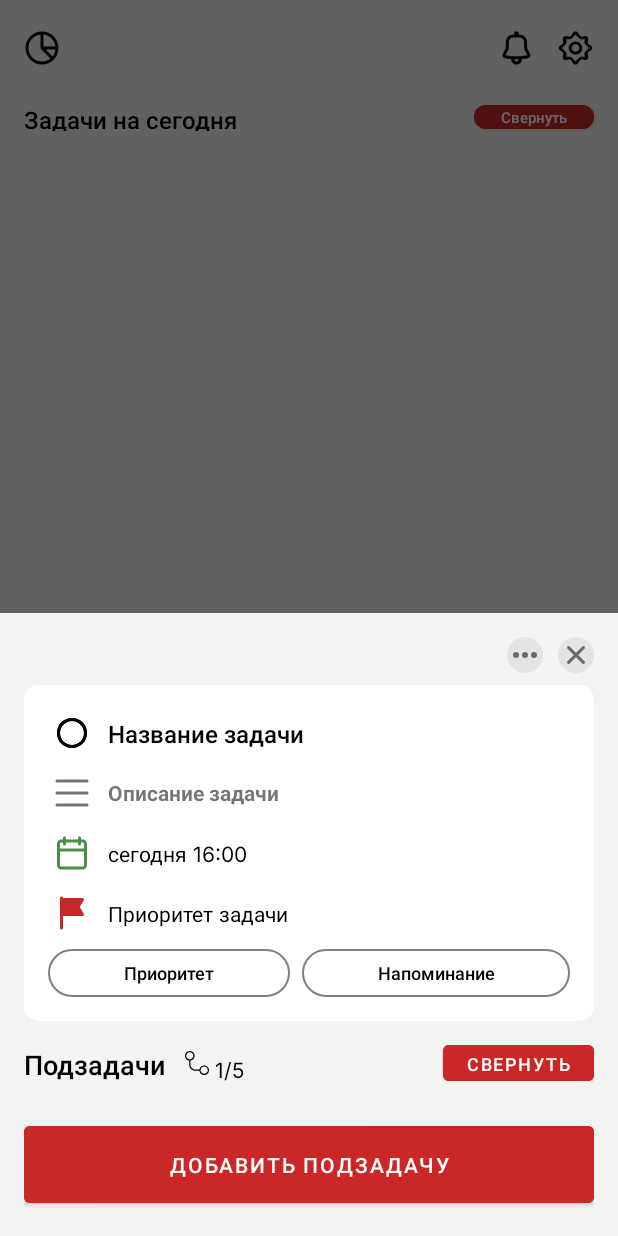
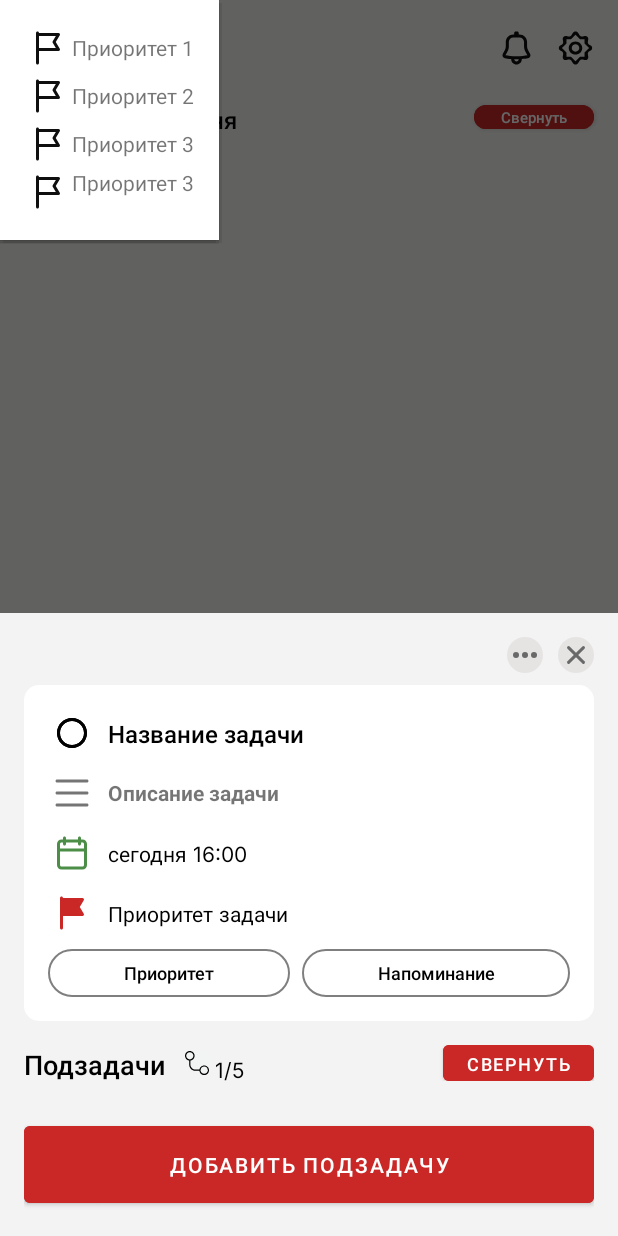
Before and after one commit to MKritskiy/CocoDo, an Android app: the fragment DetailsTaskFragment placed in its activity, after a tap on "Приоритет задачи", on a phone screen of 412 x 824 dp. Run offline under Robolectric (Android 15) with nearby library versions, the phone set to English and light mode, and no system bars; our stand-ins replace Room's generated code; 3 statements that could not run were skipped.

Commit message:
beta 0.0.3

```diff
--- a/app/build.gradle
+++ b/app/build.gradle
@@ -4,11 +4,10 @@ plugins {
 
 android {
     namespace 'com.example.cocodo'
-    compileSdk 33
-
+    compileSdkVersion 33
     defaultConfig {
         applicationId "com.example.cocodo"
-        minSdk 26
+        minSdk 29
         targetSdk 33
         versionCode 1
         versionName "1.0"
--- a/app/src/main/AndroidManifest.xml
+++ b/app/src/main/AndroidManifest.xml
@@ -2,7 +2,6 @@
     xmlns:tools="http://schemas.android.com/tools">
 
     <uses-permission android:name="android.permission.WRITE_EXTERNAL_STORAGE"/>
-
     <application
         android:allowBackup="true"
         android:fullBackupContent="@xml/backup_rules"
--- a/app/src/main/java/com/example/cocodo/MainActivity.java
+++ b/app/src/main/java/com/example/cocodo/MainActivity.java
@@ -10,10 +10,22 @@ import androidx.sqlite.db.SupportSQLiteDatabase;
 
 import android.content.Context;
 import android.content.Intent;
+import android.graphics.drawable.ColorDrawable;
+import android.graphics.drawable.Drawable;
 import android.os.AsyncTask;
 import android.os.Bundle;
 import android.util.Log;
+import android.view.Gravity;
+import android.view.LayoutInflater;
+import android.view.MenuItem;
 import android.view.View;
+import android.view.WindowManager;
+import android.widget.Button;
+import android.widget.FrameLayout;
+import android.widget.ImageButton;
+import android.widget.PopupMenu;
+import android.widget.PopupWindow;
+import android.widget.TextView;
 
 import com.example.cocodo.database.MyDatabase;
 import com.example.cocodo.ui.fragments.AddTaskFragment;
@@ -21,12 +33,9 @@ import com.example.cocodo.ui.fragments.BackgroundFragment;
 import com.example.cocodo.ui.fragments.DetailsTaskFragment;
 import com.example.cocodo.ui.fragments.NavBarFragment;
 import com.example.cocodo.ui.fragments.TaskListFragment;
-import com.example.cocodo.utils.RecyclerSubTaskListAdapter;
 import com.example.cocodo.utils.RecyclerTaskListAdapter;
 import com.example.cocodo.utils.SpacesItemDecoration;
-import com.example.cocodo.utils.SubTask;
 import com.example.cocodo.utils.Task;
-import com.example.cocodo.utils.TempAdapter;
 
 import java.util.ArrayList;
 import java.util.List;
@@ -193,6 +202,38 @@ public class MainActivity
     }
 
     @Override
+    public void priorityButtonClick(View view) {
+        PopupWindow popupWindow = new PopupWindow(view);
+
+        // Загрузка элемента LinearLayout из макета
+        View layout = getLayoutInflater().inflate(R.layout.popup_window, null);
+
+        // Установка размера Popup window
+        popupWindow.setContentView(layout);
+        popupWindow.setWidth(WindowManager.LayoutParams.WRAP_CONTENT);
+        popupWindow.setHeight(WindowManager.LayoutParams.WRAP_CONTENT);
+        popupWindow.setBackgroundDrawable(new ColorDrawable(android.graphics.Color.TRANSPARENT));
+        popupWindow.setFocusable(true);
+        Button[] buttons = new Button[]{findViewById(R.id.button1), findViewById(R.id.button2), findViewById(R.id.button3)};
+
+
+        // Создаем слушатель кнопок при помощи лямбда-выражений
+        View.OnClickListener clickListener = v -> {
+            int buttonIndex = (int) v.getTag(); // Получаем индекс кнопки из тега
+            // Действия при нажатии на кнопку; здесь можно использовать buttonIndex для определения нажатой кнопки
+        };
+
+        // Присваиваем слушатель всем кнопкам
+        for (int i = 0; i < buttons.length; i++) {
+            buttons[i].setTag(i); // Присваиваем тег кнопки (индекс в массиве)
+            buttons[i].setOnClickListener(clickListener);
+        }
+
+
+        popupWindow.showAtLocation(view, Gravity.CENTER | Gravity.BOTTOM, 0, 0);
+    }
+
+    @Override
     public void sendTaskButtonClick(String taskName, String taskDesc, String taskTime) {
         recyclerView = findViewById(R.id.taskRecyclerList);
         new LoadDataTask(this, new Task(taskName, taskDesc, taskTime)).execute();
--- a/app/src/main/java/com/example/cocodo/ui/fragments/DetailsTaskFragment.java
+++ b/app/src/main/java/com/example/cocodo/ui/fragments/DetailsTaskFragment.java
@@ -15,13 +15,19 @@ import android.util.Log;
 import android.view.Gravity;
 import android.view.KeyEvent;
 import android.view.LayoutInflater;
+import android.view.MenuInflater;
+import android.view.MenuItem;
 import android.view.View;
 import android.view.ViewGroup;
 import android.view.Window;
 import android.view.WindowManager;
+import android.widget.ArrayAdapter;
 import android.widget.Button;
 import android.widget.DatePicker;
 import android.widget.EditText;
+import android.widget.LinearLayout;
+import android.widget.PopupMenu;
+import android.widget.Spinner;
 import android.widget.TimePicker;
 
 import androidx.annotation.NonNull;
@@ -49,7 +55,7 @@ public class DetailsTaskFragment extends DialogFragment
 
     public interface OnFragmentButtonClickListener{
         void addTaskButtonClick(int taskId);
-
+        void priorityButtonClick(View view);
     }
 
     private DetailsTaskFragment.OnFragmentButtonClickListener fragmentButtonClickListener;
@@ -115,13 +121,27 @@ public class DetailsTaskFragment extends DialogFragment
                 updateRecyclerView();
             }
         }).start();
+        LinearLayout priorityLayout = (LinearLayout) rootView.findViewById(R.id.task_details_priority_layout);
+        priorityLayout.setOnClickListener(new View.OnClickListener() {
+            @Override
+            public void onClick(View v) {
+                fragmentButtonClickListener.priorityButtonClick(rootView);
+            }
+        });
+        priorityButton = (Button) rootView.findViewById(R.id.details_priority_button);
+        priorityButton.setOnClickListener(new View.OnClickListener() {
+            @Override
+            public void onClick(View view) {
+                fragmentButtonClickListener.priorityButtonClick(rootView);
+
+            }
+        });
 
         addButton = (Button) rootView.findViewById(R.id.button_details_add_subtask);
         addButton.setOnClickListener(new View.OnClickListener() {
             @Override
             public void onClick(View view) {
                 fragmentButtonClickListener.addTaskButtonClick(getArguments().getInt("taskId"));
-
             }
         });
         return rootView;
--- /dev/null
+++ b/app/src/main/res/layout/popup_window.xml
@@ -0,0 +1,96 @@
+<?xml version="1.0" encoding="utf-8"?>
+<LinearLayout xmlns:android="http://schemas.android.com/apk/res/android"
+    xmlns:tools="http://schemas.android.com/tools"
+    android:id="@+id/popup_menu"
+    android:layout_width="wrap_content"
+    android:layout_height="wrap_content"
+    android:background="@android:color/white"
+    android:gravity="center_horizontal"
+    android:orientation="vertical"
+    android:padding="16dp">
+
+    <LinearLayout
+        android:id="@+id/option1"
+        android:layout_width="match_parent"
+        android:layout_height="match_parent"
+        android:gravity="center"
+        android:orientation="horizontal">
+
+        <ImageView
+            android:id="@+id/option1_image"
+            android:layout_width="wrap_content"
+            android:layout_height="wrap_content"
+            android:src="@drawable/flag_empty" />
+
+        <TextView
+            android:id="@+id/option1_text"
+            android:layout_width="wrap_content"
+            android:layout_height="wrap_content"
+            android:text="Приоритет 1" />
+
+    </LinearLayout>
+
+    <LinearLayout
+        android:id="@+id/option2"
+        android:layout_width="match_parent"
+        android:layout_height="match_parent"
+        android:gravity="center"
+        android:orientation="horizontal">
+
+        <ImageView
+            android:id="@+id/option2_image"
+            android:layout_width="wrap_content"
+            android:layout_height="wrap_content"
+            android:src="@drawable/flag_empty" />
+
+        <TextView
+            android:id="@+id/option2_text"
+            android:layout_width="wrap_content"
+            android:layout_height="wrap_content"
+            android:text="Приоритет 2" />
+
+    </LinearLayout>
+
+    <LinearLayout
+        android:id="@+id/option3"
+        android:layout_width="match_parent"
+        android:layout_height="match_parent"
+        android:gravity="center"
+        android:orientation="horizontal">
+
+        <ImageView
+            android:id="@+id/option3_image"
+            android:layout_width="wrap_content"
+            android:layout_height="wrap_content"
+            android:src="@drawable/flag_empty" />
+
+        <TextView
+            android:id="@+id/option3_text"
+            android:layout_width="wrap_content"
+            android:layout_height="wrap_content"
+            android:text="Приоритет 3" />
+
+    </LinearLayout>
+
+    <LinearLayout
+        android:id="@+id/option4"
+        android:layout_width="match_parent"
+        android:layout_height="match_parent"
+        android:orientation="horizontal">
+
+        <ImageView
+            android:id="@+id/option4_image"
+            android:layout_width="wrap_content"
+            android:layout_height="wrap_content"
+            android:layout_weight="1"
+            android:src="@drawable/flag_empty" />
+
+        <TextView
+            android:id="@+id/option4_text"
+            android:layout_width="wrap_content"
+            android:layout_height="wrap_content"
+            android:layout_weight="1"
+            android:text="Приоритет 3" />
+    </LinearLayout>
+
+</LinearLayout>
--- a/app/src/main/res/layout/task_details_fragment.xml
+++ b/app/src/main/res/layout/task_details_fragment.xml
@@ -206,7 +206,7 @@
             android:orientation="horizontal">
 
             <Button
-                android:id="@+id/priority_button2"
+                android:id="@+id/details_priority_button"
                 style="@style/Widget.Material3.Button"
                 android:layout_width="wrap_content"
                 android:layout_height="32dp"
--- /dev/null
+++ b/app/src/main/res/menu/menu_choices.xml
@@ -0,0 +1,21 @@
+<?xml version="1.0" encoding="utf-8"?>
+<menu xmlns:android="http://schemas.android.com/apk/res/android">
+    <item
+        android:id="@+id/priority_1"
+        android:icon="@drawable/flag_empty"
+        android:iconTint="#F44336"
+        android:iconTintMode="src_in"
+        android:title="Red" />
+    <item
+        android:id="@+id/priority_2"
+        android:icon="@drawable/flag_empty"
+        android:iconTint="#FFEB3B"
+        android:iconTintMode="src_in"
+        android:title="Yellow" />
+    <item
+        android:id="@+id/Priority_3"
+        android:icon="@drawable/flag_empty"
+        android:iconTint="#4CAF50"
+        android:iconTintMode="src_in"
+        android:title="Green" />
+</menu>
--- a/app/src/main/res/values/strings.xml
+++ b/app/src/main/res/values/strings.xml
@@ -1,3 +1,9 @@
 <resources>
     <string name="app_name">Cocodo</string>
+    <string-array name="priority_choices">
+        <item>Приоритет 1</item>
+        <item>Приоритет 2</item>
+        <item>Приоритет 3</item>
+        <item>Приоритет 4</item>
+    </string-array>
 </resources>
--- a/app/src/main/res/values/themes.xml
+++ b/app/src/main/res/values/themes.xml
@@ -12,6 +12,6 @@
         <!-- Status bar color. -->
         <item name="android:statusBarColor">@color/coco_red</item>
         <!-- Customize your theme here. -->
-
+        <item name="android:overlapAnchor">true</item>
     </style>
 </resources>
```
